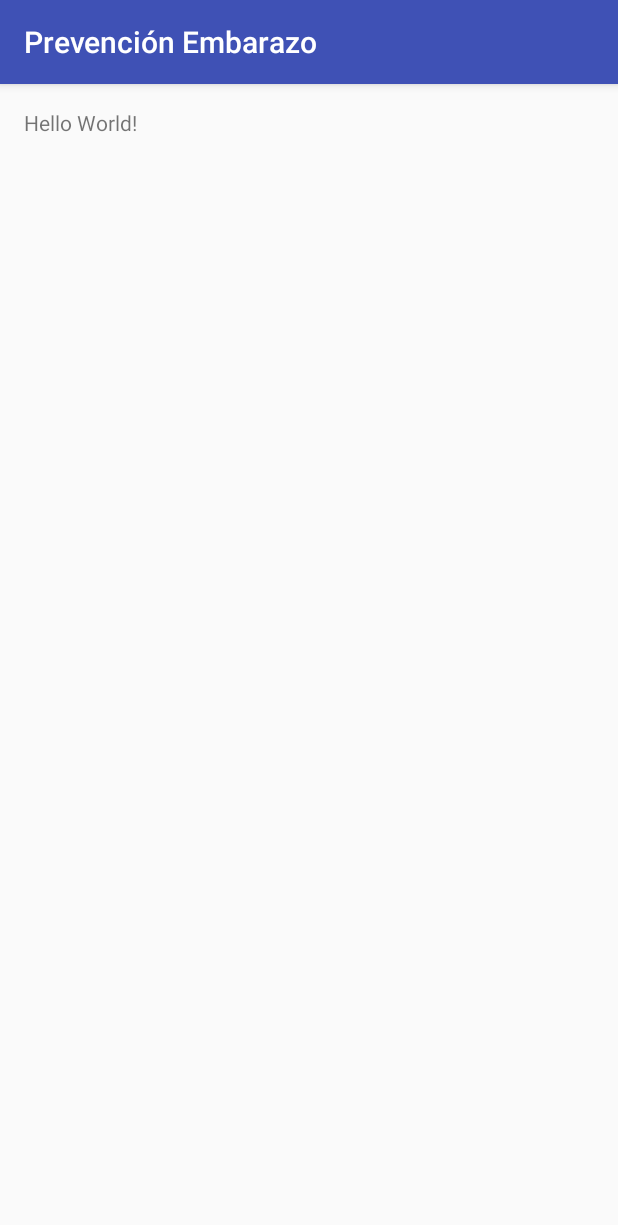
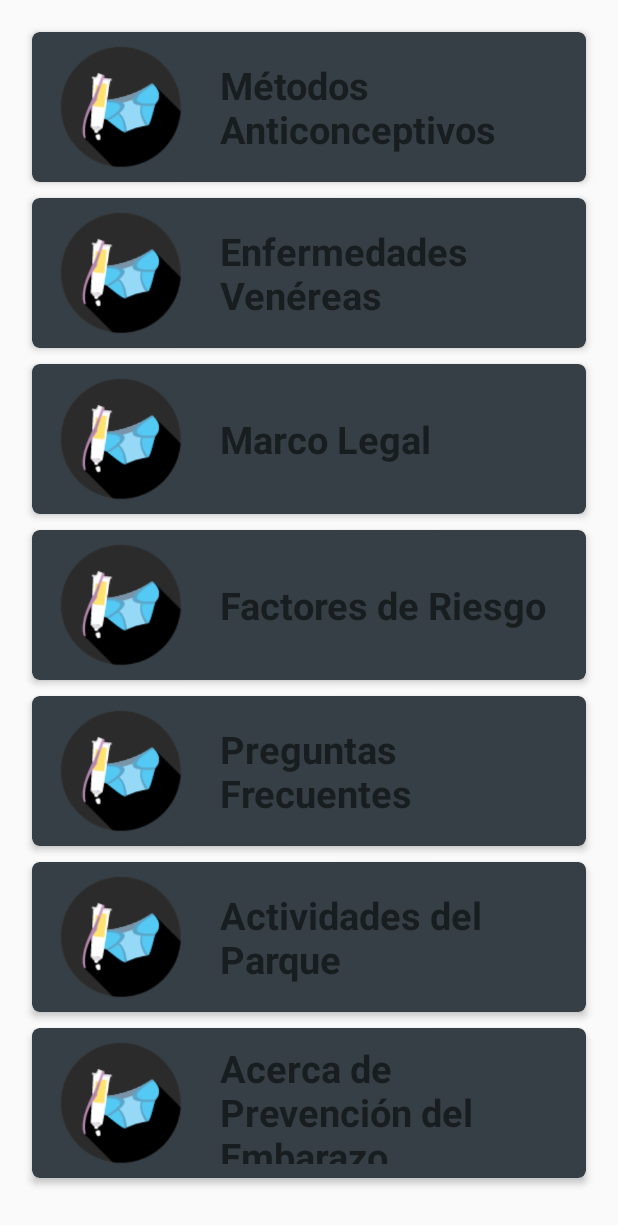
Before and after one commit to rafaelzamora/PrevencionEmbarazo, an Android app: the screen it shows after launch (MainActivity), on a phone screen of 412 x 824 dp. Shown: the top 1225 px of the screen. Run offline under Robolectric (Android 15) with nearby library versions, the phone set to English and light mode, and no system bars.

Commit message:
Cardview added
Added the cardview and recycleviewlist

```diff
--- a/app/build.gradle
+++ b/app/build.gradle
@@ -23,6 +23,7 @@ dependencies {
     compile fileTree(dir: 'libs', include: ['*.jar'])
     testCompile 'junit:junit:4.12'
     compile 'com.android.support:appcompat-v7:24.2.0'
+    compile 'com.android.support:design:24.0.+'
     compile 'com.android.support:cardview-v7:24.0.+'
     compile 'com.android.support:recyclerview-v7:24.0.+'
 }
--- a/app/src/main/AndroidManifest.xml
+++ b/app/src/main/AndroidManifest.xml
@@ -7,13 +7,12 @@
         android:icon="@mipmap/ic_launcher"
         android:label="@string/app_name"
         android:supportsRtl="true"
-        android:theme="@style/AppTheme">
+        android:theme="@style/PreventionTheme">
         <activity
             android:name=".LogoSplashActivity"
             android:theme="@style/SplashTheme">
             <intent-filter>
                 <action android:name="android.intent.action.MAIN" />
-
                 <category android:name="android.intent.category.LAUNCHER" />
             </intent-filter>
         </activity>
--- a/app/src/main/java/com/example/cs/prevencinembarazo/MainActivity.java
+++ b/app/src/main/java/com/example/cs/prevencinembarazo/MainActivity.java
@@ -2,15 +2,45 @@ package com.example.cs.prevencinembarazo;
 
 import android.support.v7.app.AppCompatActivity;
 import android.os.Bundle;
+import android.support.v7.widget.LinearLayoutManager;
+import android.support.v7.widget.RecyclerView;
+import android.view.Menu;
+import android.view.MenuItem;
 
 public class MainActivity extends AppCompatActivity {
+
+    RecyclerView recyclerView;
+    RecyclerView.LayoutManager layoutManager;
+    RecyclerView.Adapter adapter;
 
     @Override
     protected void onCreate(Bundle savedInstanceState) {
         super.onCreate(savedInstanceState);
         setContentView(R.layout.activity_main);
+        recyclerView = (RecyclerView) findViewById(R.id.recycler_view);
+        layoutManager = new LinearLayoutManager(this);
+        recyclerView.setLayoutManager(layoutManager);
+        adapter = new RecyclerAdapter();
+        recyclerView.setAdapter(adapter);
+    }
 
+    @Override
+    public boolean onCreateOptionsMenu(Menu menu) {
+        // Inflate the menu; this adds items to the action bar if it is present.
+        getMenuInflater().inflate(R.menu.menu_card_layout, menu);
+        return true;
+    }
 
+    @Override
+    public boolean onOptionsItemSelected(MenuItem item) {
+        // Handle action bar item clicks here. The action bar will
+        // automatically handle clicks on the Home/Up button, so long
+        // as you specify a parent activity in AndroidManifest.xml.
+        int id = item.getItemId();
+        if (id == R.id.action_settings) {
+            return true;
+        }
 
+        return super.onOptionsItemSelected(item);
     }
 }
--- /dev/null
+++ b/app/src/main/java/com/example/cs/prevencinembarazo/RecyclerAdapter.java
@@ -0,0 +1,76 @@
+package com.example.cs.prevencinembarazo;
+
+/**
+ * Created by gesab on 9/17/2016.
+ */
+
+import android.support.design.widget.Snackbar;
+import android.support.v7.widget.RecyclerView;
+import android.view.LayoutInflater;
+import android.view.View;
+import android.view.ViewGroup;
+import android.widget.ImageView;
+import android.widget.TextView;
+
+public class RecyclerAdapter extends RecyclerView.Adapter<RecyclerAdapter.ViewHolder> {
+
+    private String[] titles = {
+            "Métodos Anticonceptivos",
+            "Enfermedades Venéreas",
+            "Marco Legal",
+            "Factores de Riesgo",
+            "Preguntas Frecuentes",
+            "Actividades del Parque",
+            "Acerca de Prevención del Embarazo"
+    };
+
+    private int[] images = {
+            R.drawable.menu_1,
+            R.drawable.menu_1,
+            R.drawable.menu_1,
+            R.drawable.menu_1,
+            R.drawable.menu_1,
+            R.drawable.menu_1,
+            R.drawable.menu_1
+    };
+
+    class ViewHolder extends RecyclerView.ViewHolder{
+        public int currentItem;
+        public ImageView itemImage;
+        public TextView itemTitle;
+
+        public ViewHolder(View itemView) {
+            super(itemView);
+            itemImage = (ImageView)itemView.findViewById(R.id.item_image);
+            itemTitle = (TextView)itemView.findViewById(R.id.item_title);
+
+            itemView.setOnClickListener(new View.OnClickListener() {
+                @Override public void onClick(View v) {
+                    int position = getAdapterPosition();
+                    Snackbar.make(v, "Click detected on item " + position,
+                            Snackbar.LENGTH_LONG)
+                            .setAction("Action", null).show();
+
+                }
+            });
+        }
+    }
+
+    @Override
+    public ViewHolder onCreateViewHolder(ViewGroup viewGroup, int i) {
+        View v = LayoutInflater.from(viewGroup.getContext()).inflate(R.layout.card_layout, viewGroup, false);
+        ViewHolder viewHolder = new ViewHolder(v);
+        return viewHolder;
+    }
+
+    @Override
+    public void onBindViewHolder(ViewHolder viewHolder, int i) {
+        viewHolder.itemTitle.setText(titles[i]);
+        viewHolder.itemImage.setImageResource(images[i]);
+    }
+
+    @Override
+    public int getItemCount() {
+        return titles.length;
+    }
+}
--- a/app/src/main/res/layout/activity_main.xml
+++ b/app/src/main/res/layout/activity_main.xml
@@ -3,14 +3,26 @@
     xmlns:tools="http://schemas.android.com/tools"
     android:layout_width="match_parent"
     android:layout_height="match_parent"
+    xmlns:app="http://schemas.android.com/apk/res-auto"
     android:paddingBottom="@dimen/activity_vertical_margin"
     android:paddingLeft="@dimen/activity_horizontal_margin"
     android:paddingRight="@dimen/activity_horizontal_margin"
     android:paddingTop="@dimen/activity_vertical_margin"
-    tools:context="com.example.cs.prevencinembarazo.MainActivity">
+    tools:context=".MainActivity">
 
-    <TextView
-        android:layout_width="wrap_content"
-        android:layout_height="wrap_content"
-        android:text="Hello World!" />
+    <android.support.design.widget.CoordinatorLayout
+        xmlns:android="http://schemas.android.com/apk/res/android"
+        xmlns:app="http://schemas.android.com/apk/res-auto"
+        xmlns:tools="http://schemas.android.com/tools"
+        android:layout_width="match_parent"
+        android:layout_height="match_parent"
+        android:fitsSystemWindows="true"
+        tools:context=".MainActivity"
+        />
+    <android.support.v7.widget.RecyclerView
+        android:id="@+id/recycler_view"
+        android:layout_width="match_parent"
+        android:layout_height="match_parent"
+        app:layout_behavior="@string/appbar_scrolling_view_behavior"
+        />
 </RelativeLayout>
--- /dev/null
+++ b/app/src/main/res/layout/card_layout.xml
@@ -0,0 +1,36 @@
+<?xml version="1.0" encoding="utf-8"?>
+<android.support.v7.widget.CardView
+    xmlns:android="http://schemas.android.com/apk/res/android"
+    xmlns:card_view="http://schemas.android.com/apk/res-auto"
+    android:layout_width="match_parent"
+    android:layout_height="100dp"
+    android:id="@+id/card_view"
+    android:layout_margin="5dp"
+    card_view:cardBackgroundColor="#363f45"
+    card_view:cardCornerRadius="5dp"
+    card_view:cardElevation="3dp"
+    card_view:contentPadding="4dp"
+    android:foreground="?selectableItemBackground"
+    android:clickable="true" >
+    <RelativeLayout
+        android:layout_width="match_parent"
+        android:layout_height="wrap_content"
+        android:padding="5dp" >
+        <ImageView
+            android:layout_width="100dp"
+            android:layout_height="100dp"
+            android:id="@+id/item_image"
+            android:layout_alignParentLeft="true"
+            android:layout_alignParentTop="true"
+            android:layout_marginRight="16dp"
+            />
+        <TextView
+            android:layout_width="wrap_content"
+            android:layout_height="wrap_content"
+            android:id="@+id/item_title"
+            android:layout_toRightOf="@+id/item_image"
+            android:layout_centerInParent="true"
+            android:textSize="25sp"
+            android:textStyle="bold" />
+    </RelativeLayout>
+</android.support.v7.widget.CardView>
--- /dev/null
+++ b/app/src/main/res/menu/menu_card_layout.xml
@@ -0,0 +1,9 @@
+<menu xmlns:android="http://schemas.android.com/apk/res/android"
+    xmlns:app="http://schemas.android.com/apk/res-auto"
+    xmlns:tools="http://schemas.android.com/tools"
+    tools:context=".MainActivity">
+    <item android:id="@+id/action_settings"
+        android:title="@string/action_settings"
+        android:orderInCategory="100"
+        app:showAsAction="never" />
+</menu>
--- a/app/src/main/res/values/colors.xml
+++ b/app/src/main/res/values/colors.xml
@@ -1,13 +1,20 @@
 <?xml version="1.0" encoding="utf-8"?>
 <resources>
-    <color name="colorPrimary">#3F51B5</color>
-    <color name="colorPrimaryDark">#1976D2</color>
-    <color name="colorAccent">#ffffff</color>
+    <color name="colorPrimaryDark">#37474f</color>
+    <color name="colorPrimary">#5f7c89</color>
+    <color name="colorPrimaryLight">#cdd6da</color>
+    <color name="texticons">#ffffff</color>
+    <color name="colorAccent">#ee5350</color>
+    <color name="textColorPrimary">#212121</color>
+    <color name="textColorSecondary">#747474</color>
+    <color name="dividerColor">#bbbbbb</color>
+
+    <color name="windowBackground">#212121</color>
+    <color name="navigationBarColor">#000000</color>
+
     <color name="colorTranslucent">#55000000</color>
     <color name="darkBlue">#1A1A1A</color>
     <color name="colorToolbar">#1C3D80</color>
     <color name="colorMicrosoftBlue">#0C2D60</color>
     <color name="colorAppBackground">#303030</color>
-
-
 </resources>
--- a/app/src/main/res/values/strings.xml
+++ b/app/src/main/res/values/strings.xml
@@ -1,3 +1,4 @@
 <resources>
     <string name="app_name">Prevención Embarazo</string>
+    <string name="action_settings">Settings</string>
 </resources>
--- a/app/src/main/res/values/styles.xml
+++ b/app/src/main/res/values/styles.xml
@@ -12,4 +12,15 @@
         <item name="android:windowBackground">@drawable/logo_splash</item>
     </style>
 
+    <style name="PreventionTheme" parent="PreventionTheme.Base">
+
+    </style>
+
+    <style name="PreventionTheme.Base" parent="Theme.AppCompat.Light.DarkActionBar">
+        <item name="windowNoTitle">true</item>
+        <item name="windowActionBar">false</item>
+        <item name="colorPrimary">@color/colorPrimary</item>
+        <item name="colorPrimaryDark">@color/colorPrimaryDark</item>
+        <item name="colorAccent">@color/colorAccent</item>
+    </style>
 </resources>
```
Also changed, not shown: app/src/main/res/drawable/menu_1.png (added), 3 other files.
